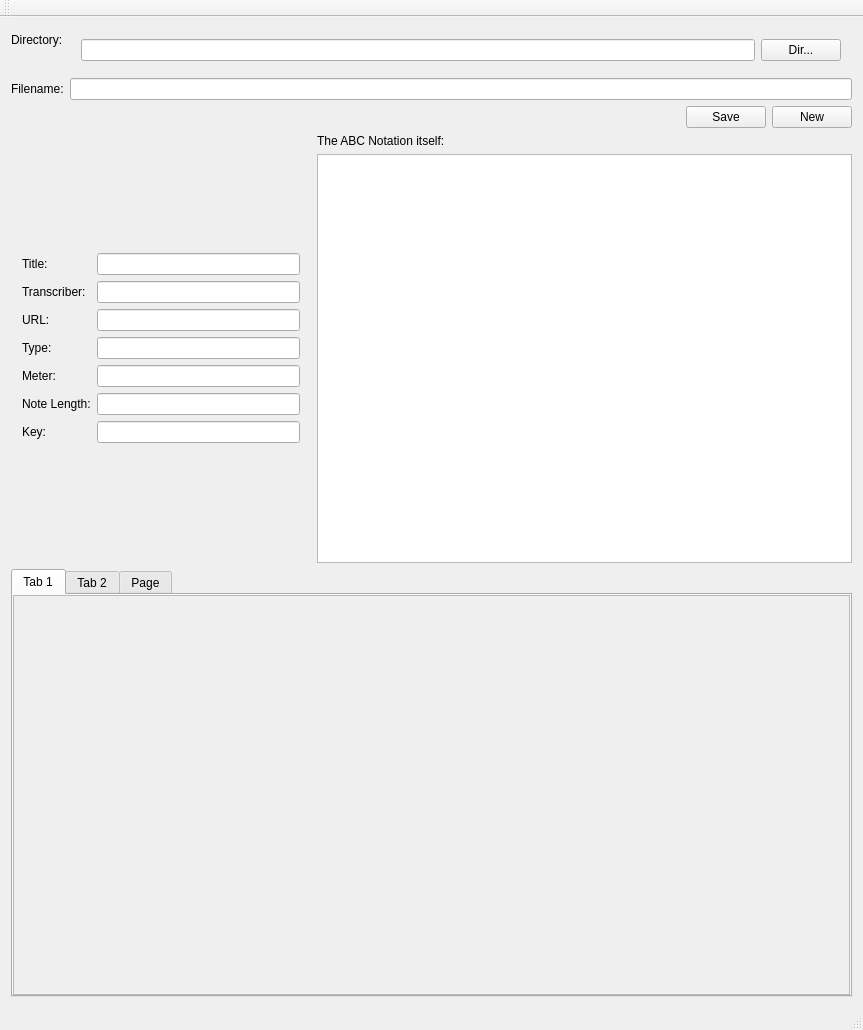
monkeyAndWolf/TuneEditor, file mainwindow.ui: the form before one commit.
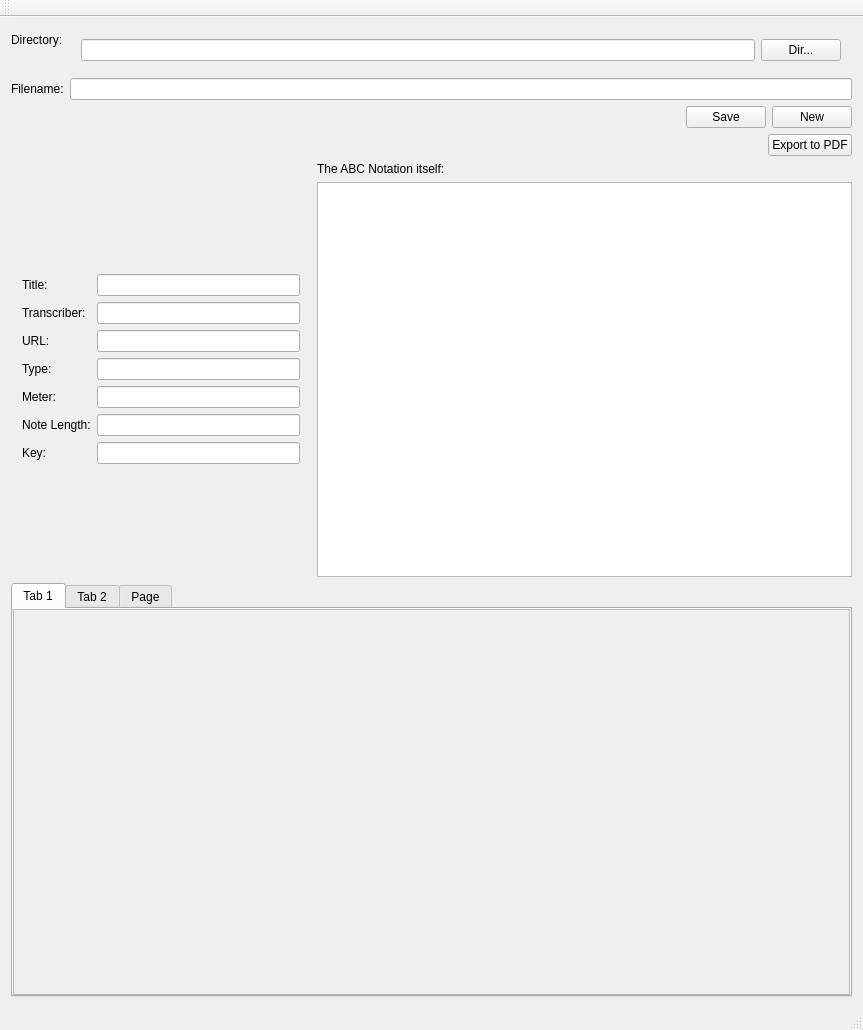
The form after the commit. The open tabs and pages were chosen to show the change.

The edit to the form file:
```diff
--- a/mainwindow.ui
+++ b/mainwindow.ui
@@ -92,6 +92,33 @@
           </item>
          </layout>
         </item>
+        <item row="4" column="1">
+         <layout class="QHBoxLayout" name="horizontalLayout_6">
+          <property name="bottomMargin">
+           <number>0</number>
+          </property>
+          <item>
+           <spacer name="horizontalSpacer_2">
+            <property name="orientation">
+             <enum>Qt::Horizontal</enum>
+            </property>
+            <property name="sizeHint" stdset="0">
+             <size>
+              <width>40</width>
+              <height>20</height>
+             </size>
+            </property>
+           </spacer>
+          </item>
+          <item>
+           <widget class="QPushButton" name="buttonPdf">
+            <property name="text">
+             <string>Export to PDF</string>
+            </property>
+           </widget>
+          </item>
+         </layout>
+        </item>
        </layout>
       </item>
      </layout>
@@ -250,8 +277,8 @@
             <rect>
              <x>0</x>
              <y>0</y>
-             <width>837</width>
-             <height>288</height>
+             <width>839</width>
+             <height>283</height>
             </rect>
            </property>
           </widget>
```
Left out of the diff: 4 changed lines with no effect on the pictures.
